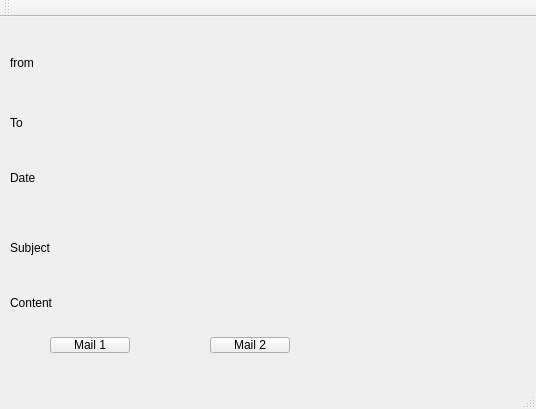
First picture: the form in src/TPFinal/mainwindow.ui, repository UCC-Programacion3-historico/segundo-parcial-el-equipo, before the edit.
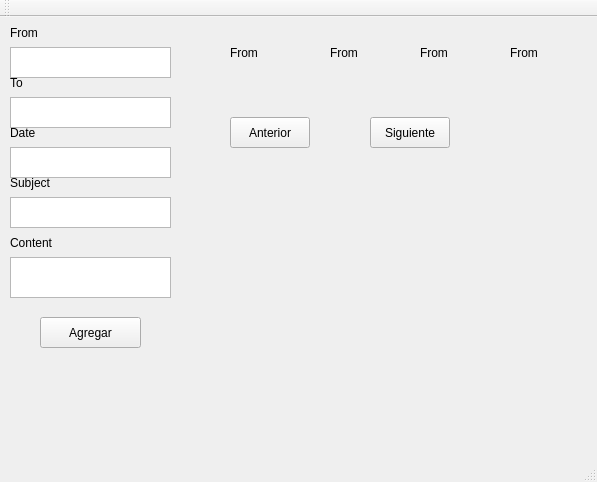
Second picture: the form after the edit.

What changed in the file:
```diff
--- a/src/TPFinal/mainwindow.ui
+++ b/src/TPFinal/mainwindow.ui
@@ -6,47 +6,57 @@
    <rect>
     <x>0</x>
     <y>0</y>
-    <width>536</width>
-    <height>409</height>
+    <width>597</width>
+    <height>482</height>
    </rect>
   </property>
   <property name="windowTitle">
    <string>MainWindow</string>
   </property>
   <widget class="QWidget" name="centralWidget">
-   <widget class="QLabel" name="label">
-    <property name="geometry">
-     <rect>
-      <x>10</x>
-      <y>10</y>
-      <width>301</width>
-      <height>71</height>
-     </rect>
-    </property>
-    <property name="text">
-     <string>from</string>
-    </property>
-   </widget>
    <widget class="QPushButton" name="pushButton">
     <property name="geometry">
      <rect>
-      <x>50</x>
-      <y>320</y>
-      <width>80</width>
-      <height>16</height>
+      <x>40</x>
+      <y>300</y>
+      <width>101</width>
+      <height>31</height>
      </rect>
     </property>
     <property name="text">
-     <string>Mail 1</string>
+     <string>Agregar</string>
+    </property>
+   </widget>
+   <widget class="QTextEdit" name="textEdit">
+    <property name="geometry">
+     <rect>
+      <x>10</x>
+      <y>30</y>
+      <width>161</width>
+      <height>31</height>
+     </rect>
+    </property>
+   </widget>
+   <widget class="QLabel" name="label">
+    <property name="geometry">
+     <rect>
+      <x>10</x>
+      <y>0</y>
+      <width>151</width>
+      <height>31</height>
+     </rect>
+    </property>
+    <property name="text">
+     <string>From</string>
     </property>
    </widget>
    <widget class="QLabel" name="label_2">
     <property name="geometry">
      <rect>
       <x>10</x>
-      <y>80</y>
-      <width>321</width>
-      <height>51</height>
+      <y>50</y>
+      <width>151</width>
+      <height>31</height>
      </rect>
     </property>
     <property name="text">
@@ -57,9 +67,9 @@
     <property name="geometry">
      <rect>
       <x>10</x>
-      <y>140</y>
-      <width>341</width>
-      <height>41</height>
+      <y>100</y>
+      <width>151</width>
+      <height>31</height>
      </rect>
     </property>
     <property name="text">
@@ -70,9 +80,9 @@
     <property name="geometry">
      <rect>
       <x>10</x>
-      <y>210</y>
-      <width>241</width>
-      <height>41</height>
+      <y>150</y>
+      <width>151</width>
+      <height>31</height>
      </rect>
     </property>
     <property name="text">
@@ -83,26 +93,131 @@
     <property name="geometry">
      <rect>
       <x>10</x>
-      <y>260</y>
-      <width>351</width>
-      <height>51</height>
+      <y>210</y>
+      <width>151</width>
+      <height>31</height>
      </rect>
     </property>
     <property name="text">
      <string>Content</string>
     </property>
    </widget>
+   <widget class="QTextEdit" name="textEdit_2">
+    <property name="geometry">
+     <rect>
+      <x>10</x>
+      <y>80</y>
+      <width>161</width>
+      <height>31</height>
+     </rect>
+    </property>
+   </widget>
+   <widget class="QTextEdit" name="textEdit_3">
+    <property name="geometry">
+     <rect>
+      <x>10</x>
+      <y>130</y>
+      <width>161</width>
+      <height>31</height>
+     </rect>
+    </property>
+   </widget>
+   <widget class="QTextEdit" name="textEdit_4">
+    <property name="geometry">
+     <rect>
+      <x>10</x>
+      <y>180</y>
+      <width>161</width>
+      <height>31</height>
+     </rect>
+    </property>
+   </widget>
+   <widget class="QTextEdit" name="textEdit_5">
+    <property name="geometry">
+     <rect>
+      <x>10</x>
+      <y>240</y>
+      <width>161</width>
+      <height>41</height>
+     </rect>
+    </property>
+   </widget>
+   <widget class="QLabel" name="label_6">
+    <property name="geometry">
+     <rect>
+      <x>230</x>
+      <y>20</y>
+      <width>81</width>
+      <height>31</height>
+     </rect>
+    </property>
+    <property name="text">
+     <string>From</string>
+    </property>
+   </widget>
+   <widget class="QLabel" name="label_7">
+    <property name="geometry">
+     <rect>
+      <x>330</x>
+      <y>20</y>
+      <width>81</width>
+      <height>31</height>
+     </rect>
+    </property>
+    <property name="text">
+     <string>From</string>
+    </property>
+   </widget>
+   <widget class="QLabel" name="label_8">
+    <property name="geometry">
+     <rect>
+      <x>420</x>
+      <y>20</y>
+      <width>81</width>
+      <height>31</height>
+     </rect>
+    </property>
+    <property name="text">
+     <string>From</string>
+    </property>
+   </widget>
+   <widget class="QLabel" name="label_9">
+    <property name="geometry">
+     <rect>
+      <x>510</x>
+      <y>20</y>
+      <width>81</width>
+      <height>31</height>
+     </rect>
+    </property>
+    <property name="text">
+     <string>From</string>
+    </property>
+   </widget>
    <widget class="QPushButton" name="pushButton_2">
     <property name="geometry">
      <rect>
-      <x>210</x>
-      <y>320</y>
+      <x>370</x>
+      <y>100</y>
       <width>80</width>
-      <height>16</height>
+      <height>31</height>
      </rect>
     </property>
     <property name="text">
-     <string>Mail 2</string>
+     <string>Siguiente</string>
+    </property>
+   </widget>
+   <widget class="QPushButton" name="pushButton_3">
+    <property name="geometry">
+     <rect>
+      <x>230</x>
+      <y>100</y>
+      <width>80</width>
+      <height>31</height>
+     </rect>
+    </property>
+    <property name="text">
+     <string>Anterior</string>
     </property>
    </widget>
   </widget>
```
Left out of the diff: 2 changed lines with no effect on the pictures.
